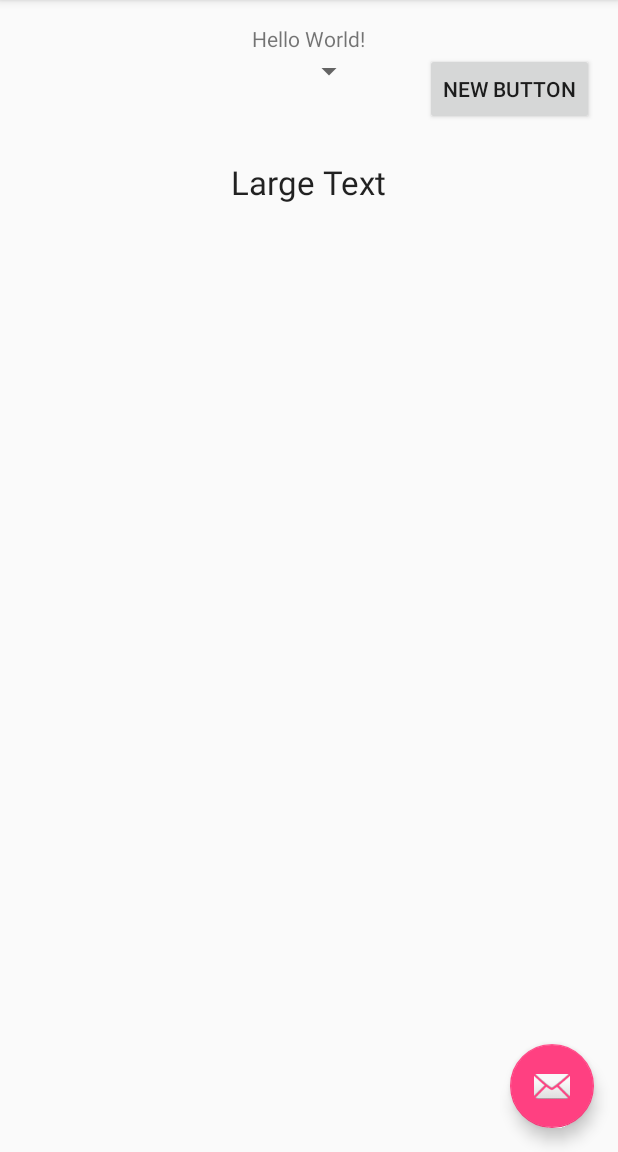
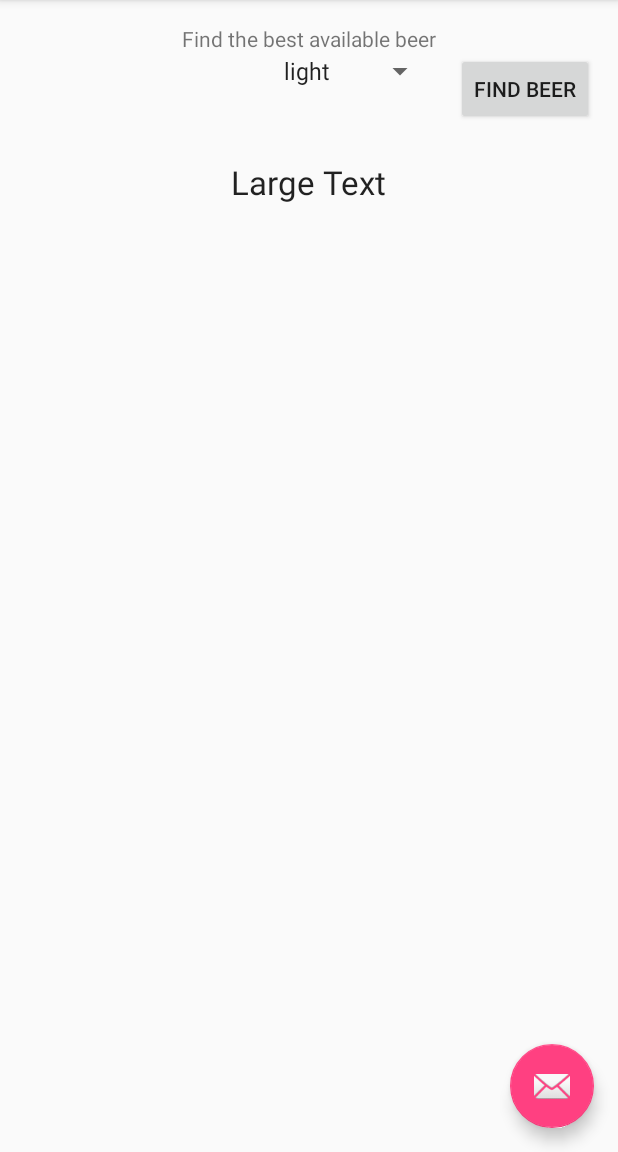
Before and after one commit to jayavardhanravi/Mobile-Application, an Android app: the screen it shows after launch (MainActivity), on a phone screen of 412 x 824 dp, the part 84-1236 px from its top. Run offline under Robolectric (Android 15) with nearby library versions, the phone set to English and light mode, and no system bars.

```diff
--- a/BeerAdviser/app/src/main/res/layout/content_main.xml
+++ b/BeerAdviser/app/src/main/res/layout/content_main.xml
@@ -15,7 +15,7 @@
     <TextView
         android:layout_width="wrap_content"
         android:layout_height="wrap_content"
-        android:text="Hello World!"
+        android:text="@string/heading_label"
         android:id="@+id/textView"
         android:layout_alignParentTop="true"
         android:layout_centerHorizontal="true" />
@@ -26,7 +26,8 @@
         android:id="@+id/spinner"
         android:layout_below="@+id/textView"
         android:layout_alignRight="@+id/textView"
-        android:layout_alignEnd="@+id/textView" />
+        android:layout_alignEnd="@+id/textView"
+        android:entries="@array/beer_spinner" />
 
     <TextView
         android:layout_width="wrap_content"
@@ -41,7 +42,7 @@
     <Button
         android:layout_width="wrap_content"
         android:layout_height="wrap_content"
-        android:text="New Button"
+        android:text="@string/button_label"
         android:id="@+id/button"
         android:layout_below="@+id/textView"
         android:layout_alignParentRight="true"
--- a/BeerAdviser/app/src/main/res/values/strings.xml
+++ b/BeerAdviser/app/src/main/res/values/strings.xml
@@ -1,4 +1,12 @@
 <resources>
     <string name="app_name">Beer Adviser</string>
     <string name="action_settings">Settings</string>
+    <string name="heading_label">Find the best available beer</string>
+    <string name="button_label">Find Beer</string>
+    <string-array name="beer_spinner">
+        <item>light</item>
+        <item>amber</item>
+        <item>brown</item>
+        <item>dark</item>
+    </string-array>
 </resources>
```
Also changed, not shown: BeerAdviser/app/src/main/ic_launcher-web.png (added), BeerAdviser/app/src/main/res/mipmap-hdpi/ic_launcher.png, BeerAdviser/app/src/main/res/mipmap-mdpi/ic_launcher.png, BeerAdviser/app/src/main/res/mipmap-xhdpi/ic_launcher.png, BeerAdviser/app/src/main/res/mipmap-xxhdpi/ic_launcher.png, BeerAdviser/app/src/main/res/mipmap-xxxhdpi/ic_launcher.png.
